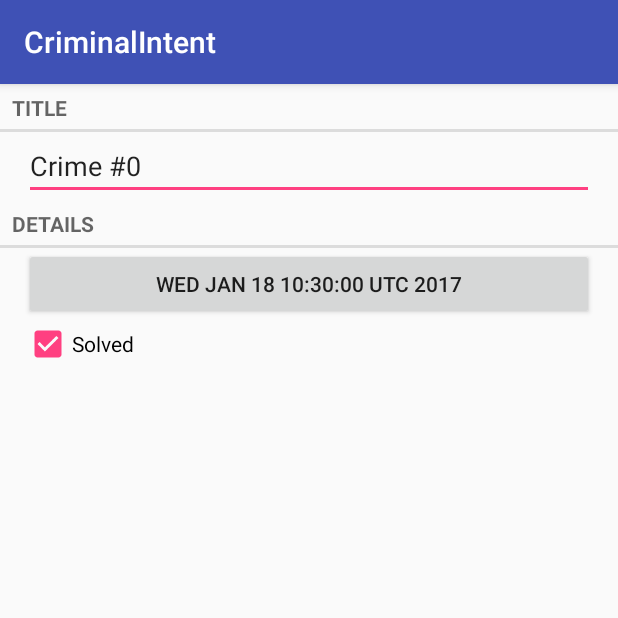
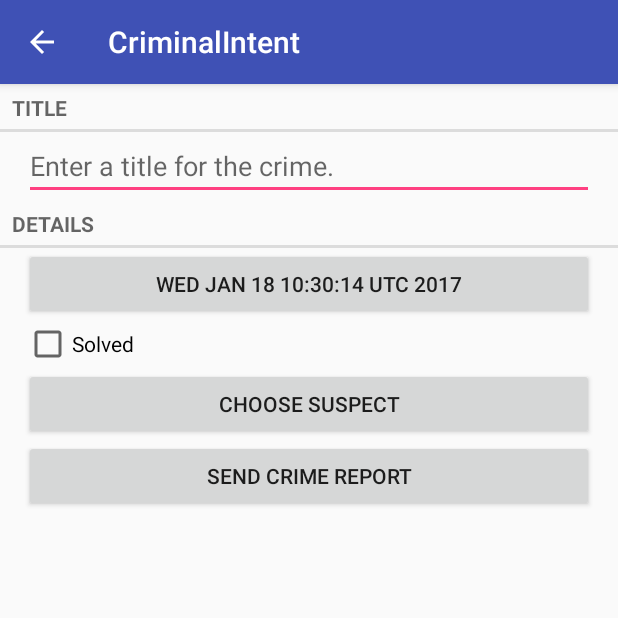
Before and after one commit to fshuchao/CriminalIntent, an Android app: the CrimePagerActivity screen opened directly, with no data from a screen before it, on a phone screen of 412 x 824 dp, the top half of it. Run offline under Robolectric (Android 15) with nearby library versions, the phone set to English and light mode, and no system bars.

```diff
--- a/app/src/main/AndroidManifest.xml
+++ b/app/src/main/AndroidManifest.xml
@@ -15,7 +15,8 @@
                 <category android:name="android.intent.category.LAUNCHER"/>
             </intent-filter>
         </activity>
-        <activity android:name=".CrimePagerActivity">
+        <activity android:name=".CrimePagerActivity"
+            android:parentActivityName=".CrimeListActivity">
         </activity>
     </application>
 
--- a/app/src/main/java/com/fanshuchao/example/criminalintent/Crime.java
+++ b/app/src/main/java/com/fanshuchao/example/criminalintent/Crime.java
@@ -15,7 +15,10 @@ public class Crime {
     private boolean mSolved;
     public Crime(){
         //Generate unique identifier
-        mId = UUID.randomUUID();
+        this(UUID.randomUUID());
+    }
+    public Crime(UUID id){
+        mId = id;
         mDate = new Date();
     }
 
--- /dev/null
+++ b/app/src/main/java/com/fanshuchao/example/criminalintent/CrimeCursorWrapper.java
@@ -0,0 +1,31 @@
+package com.fanshuchao.example.criminalintent;
+
+import android.database.Cursor;
+import android.database.CursorWrapper;
+
+import java.util.Date;
+import java.util.UUID;
+
+import database.CrimeDbSchema.CrimeDbSchema;
+
+/**
+ * Created by fanshuchao on 2017-1-18.
+ */
+
+public class CrimeCursorWrapper extends CursorWrapper {
+    public CrimeCursorWrapper(Cursor cursor){
+        super(cursor);
+    }
+    public Crime getCrime(){
+        String uuidString = getString(getColumnIndex(CrimeDbSchema.CrimeTable.Cols.UUID));
+        String title = getString(getColumnIndex(CrimeDbSchema.CrimeTable.Cols.TITLE));
+        long date = getLong(getColumnIndex(CrimeDbSchema.CrimeTable.Cols.DATE));
+        int isSolved = getInt(getColumnIndex(CrimeDbSchema.CrimeTable.Cols.SOLVED));
+
+        Crime crime = new Crime(UUID.fromString(uuidString));
+        crime.setTitle(title);
+        crime.setDate(new Date(date));
+        crime.setSolved(isSolved!=0);
+        return crime;
+    }
+}
--- a/app/src/main/java/com/fanshuchao/example/criminalintent/CrimeFragment.java
+++ b/app/src/main/java/com/fanshuchao/example/criminalintent/CrimeFragment.java
@@ -49,6 +49,12 @@ public class CrimeFragment extends Fragment{
 
         UUID crimeId = (UUID)getArguments().getSerializable(ARG_CRIME_ID);
         mCrime = CrimeLab.get(getActivity()).getCrime(crimeId);
+    }
+
+    @Override
+    public void onPause() {
+        super.onPause();
+        CrimeLab.get(getActivity()).updateCrime(mCrime);
     }
 
     @Nullable
--- a/app/src/main/java/com/fanshuchao/example/criminalintent/CrimeLab.java
+++ b/app/src/main/java/com/fanshuchao/example/criminalintent/CrimeLab.java
@@ -1,10 +1,15 @@
 package com.fanshuchao.example.criminalintent;
 
+import android.content.ContentValues;
 import android.content.Context;
+import android.database.Cursor;
+import android.database.sqlite.SQLiteDatabase;
 
 import java.util.ArrayList;
 import java.util.List;
 import java.util.UUID;
+
+import database.CrimeDbSchema.CrimeDbSchema;
 
 /**
  * Created by fanshuchao on 2017-1-16.
@@ -12,7 +17,10 @@ import java.util.UUID;
 //单例类
 public class CrimeLab {
     private static CrimeLab sCrimeLab;
-    private List<Crime> mCrimes;
+
+    private Context mContext;
+    private SQLiteDatabase mDatabase;
+
 
     public static CrimeLab get(Context context){
         if (sCrimeLab == null){
@@ -21,25 +29,73 @@ public class CrimeLab {
         return sCrimeLab;
     }
     private CrimeLab(Context context){
-        mCrimes = new ArrayList<>();
-        for (int i = 0;i<100;i++){
-            Crime crime = new Crime();
-            crime.setTitle("Crime #"+i);
-            crime.setSolved(i%2 == 0); //Every other one
-            mCrimes.add(crime);
-        }
+
+        mContext = context.getApplicationContext(); //ApplicationContext一直存在整个应用进程，若采用activity，由于是单例，activity不会销毁，浪费资源
+        mDatabase = new CrimeBaseHelper(mContext).getWritableDatabase();
+
     }
 
     public List<Crime> getCrimes(){
-        return mCrimes;
+        List<Crime> crimes = new ArrayList<>();
+
+        CrimeCursorWrapper cursor = queryCrimes(null,null);
+
+        try{
+            cursor.moveToFirst();
+            while (!cursor.isAfterLast()){
+                crimes.add(cursor.getCrime());
+                cursor.moveToNext();
+            }
+        }finally {
+            cursor.close();
+        }
+        return crimes;
     }
 
     public Crime getCrime(UUID id){
-        for (Crime crime : mCrimes){
-            if (crime.getId().equals(id)){
-                return crime;
+
+        CrimeCursorWrapper cursor = queryCrimes(
+                CrimeDbSchema.CrimeTable.Cols.UUID + "=?", new String[] {id.toString()}
+        );
+        try{
+            if(cursor.getCount() ==0){
+                return null;
             }
+            cursor.moveToFirst();
+            return cursor.getCrime();
+        }finally {
+            cursor.close();
         }
-        return null;
+    }
+    public void updateCrime(Crime crime){
+        String uuidString = crime.getId().toString();
+        ContentValues values = getContentValues(crime);
+
+        mDatabase.update(CrimeDbSchema.CrimeTable.NAME,values,
+                CrimeDbSchema.CrimeTable.Cols.UUID + " =?",new String[]{uuidString});
+    }
+    public void addCrime(Crime c){
+        ContentValues values = getContentValues(c);
+        mDatabase.insert(CrimeDbSchema.CrimeTable.NAME,null,values);
+    }
+    private static ContentValues getContentValues(Crime crime){
+        ContentValues values = new ContentValues();
+        values.put(CrimeDbSchema.CrimeTable.Cols.UUID,crime.getId().toString());
+        values.put(CrimeDbSchema.CrimeTable.Cols.TITLE,crime.getTitle());
+        values.put(CrimeDbSchema.CrimeTable.Cols.DATE,crime.getDate().getTime());
+        values.put(CrimeDbSchema.CrimeTable.Cols.SOLVED,crime.isSolved() ? 1:0);
+        return values;
+    }
+    private CrimeCursorWrapper queryCrimes(String whereClause,String[] whereArgs){
+        Cursor cursor = mDatabase.query(
+                CrimeDbSchema.CrimeTable.NAME,
+                null,   //Columns -null selects all columns
+                whereClause,
+                whereArgs,
+                null, //groupBy
+                null,  //having
+                null   //orderBy
+        );
+        return new CrimeCursorWrapper(cursor);
     }
 }
--- a/app/src/main/java/com/fanshuchao/example/criminalintent/CrimeListActivity.java
+++ b/app/src/main/java/com/fanshuchao/example/criminalintent/CrimeListActivity.java
@@ -11,4 +11,5 @@ public class CrimeListActivity extends SingleFragmentActivity {
     protected Fragment createFragment(){
         return new CrimeListFragment();
     }
+
 }
--- a/app/src/main/java/com/fanshuchao/example/criminalintent/SingleFragmentActivity.java
+++ b/app/src/main/java/com/fanshuchao/example/criminalintent/SingleFragmentActivity.java
@@ -4,12 +4,13 @@ import android.os.Bundle;
 import android.support.v4.app.Fragment;
 import android.support.v4.app.FragmentActivity;
 import android.support.v4.app.FragmentManager;
+import android.support.v7.app.AppCompatActivity;
 
 /**
  * Created by fanshuchao on 2017-1-17.
  */
 
-public abstract class SingleFragmentActivity extends FragmentActivity {
+public abstract class SingleFragmentActivity extends AppCompatActivity {
     protected abstract Fragment createFragment();
     @Override
     protected void onCreate(Bundle savedInstanceState) {
--- a/app/src/main/res/layout/fragment_crime.xml
+++ b/app/src/main/res/layout/fragment_crime.xml
@@ -33,6 +33,20 @@
         android:layout_marginLeft="16dp"
         android:layout_marginRight="16dp"
         android:text="@string/crime_solved_label"/>
+    <Button
+        android:id="@+id/crime_suspect"
+        android:layout_width="match_parent"
+        android:layout_height="wrap_content"
+        android:layout_marginLeft="16dp"
+        android:layout_marginRight="16dp"
+        android:text="@string/crime_suspect_text"/>
+    <Button
+        android:id="@+id/crime_report"
+        android:layout_width="match_parent"
+        android:layout_height="wrap_content"
+        android:layout_marginLeft="16dp"
+        android:layout_marginRight="16dp"
+        android:text="@string/crime_report_text"/>
 
 
 </LinearLayout>
--- a/app/src/main/res/values/strings.xml
+++ b/app/src/main/res/values/strings.xml
@@ -5,5 +5,11 @@
     <string name="crime_details_label">Details</string>
     <string name="crime_solved_label">Solved</string>
     <string name="date_picker_title">Date of Crime:</string>
+    <string name="new_crime">New Crime</string>
+    <string name="show_subtitle">Show Subtitle</string>
+    <string name="hide_subtitle">Hide Subtitle</string>
+    <string name="subtitle_format">%1$s crimes</string>
+    <string name="crime_suspect_text">CHOOSE SUSPECT</string>
+    <string name="crime_report_text">SEND CRIME REPORT</string>
 
 </resources>
```
Also changed, not shown: app/src/main/java/com/fanshuchao/example/criminalintent/CrimeBaseHelper.java (added, +34 -0 lines), app/src/main/java/com/fanshuchao/example/criminalintent/CrimeListFragment.java (+73 -0 lines), app/src/main/java/database/CrimeDbSchema/CrimeDbSchema.java (added, +18 -0 lines), app/src/main/res/menu/fragment_crime_list.xml (added, +15 -0 lines).
